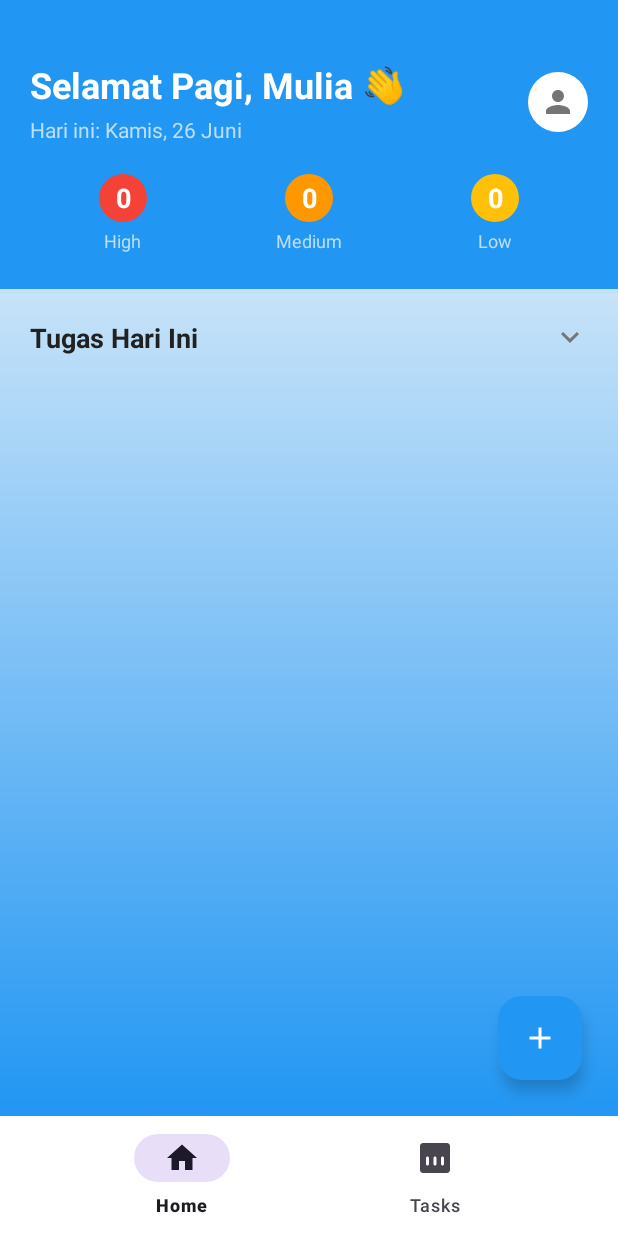
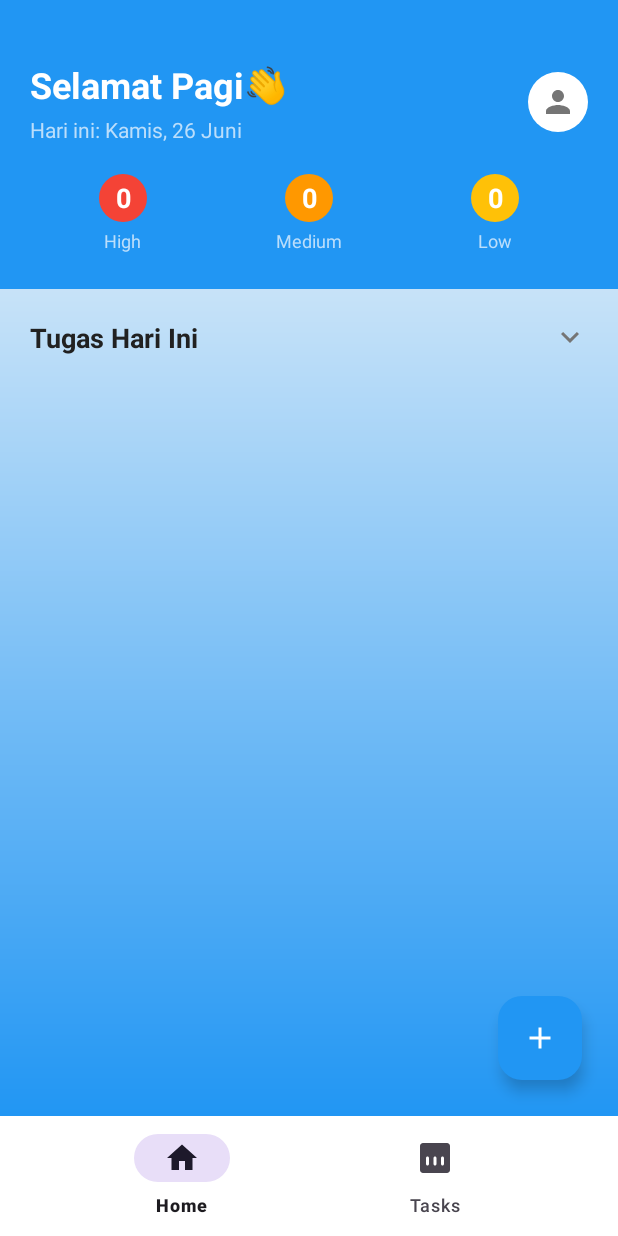
Before and after one commit to Emoulya/ProTrack, an Android app: the screen it shows after launch (MainActivity), on a phone screen of 412 x 824 dp. Run offline under Robolectric (Android 15) with nearby library versions, the phone set to English and light mode, and no system bars; our stand-ins replace Room's generated code.

Commit message:
Greeting message refinement
Removed "Mulia" from the greeting message.

```diff
--- a/app/src/main/java/com/example/protrack/ui/home/HomeFragment.java
+++ b/app/src/main/java/com/example/protrack/ui/home/HomeFragment.java
@@ -150,7 +150,7 @@ public class HomeFragment extends Fragment implements
 
     private void updateDateTime() {
         String greeting = getGreetingBasedOnTime();
-        tvGreeting.setText(greeting + ", Mulia 👋");
+        tvGreeting.setText(greeting + "👋");
         SimpleDateFormat sdf = new SimpleDateFormat("EEEE, dd MMMM", new Locale("id", "ID")); // Check locale here
         String currentDate = "Hari ini: " + sdf.format(new Date());
         tvDate.setText(currentDate);
```
